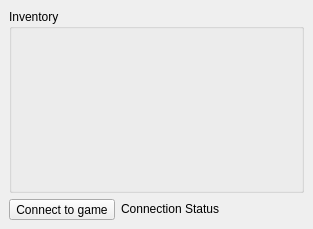
The window that randovania/gui/ui_files/auto_tracker_window.ui (randovania/randovania) describes before a commit, drawn with Qt 5.
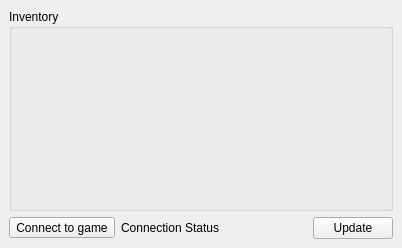
The same window after the commit.

What changed in the file:
```diff
--- a/randovania/gui/ui_files/auto_tracker_window.ui
+++ b/randovania/gui/ui_files/auto_tracker_window.ui
@@ -6,8 +6,8 @@
    <rect>
     <x>0</x>
     <y>0</y>
-    <width>313</width>
-    <height>229</height>
+    <width>402</width>
+    <height>248</height>
    </rect>
   </property>
   <property name="windowTitle">
@@ -57,6 +57,19 @@
         </property>
        </widget>
       </item>
+      <item>
+       <widget class="QPushButton" name="force_update_button">
+        <property name="sizePolicy">
+         <sizepolicy hsizetype="Fixed" vsizetype="Fixed">
+          <horstretch>0</horstretch>
+          <verstretch>0</verstretch>
+         </sizepolicy>
+        </property>
+        <property name="text">
+         <string>Update</string>
+        </property>
+       </widget>
+      </item>
      </layout>
     </item>
    </layout>
```
Left out of the diff: 2 changed lines with no effect on the pictures.
